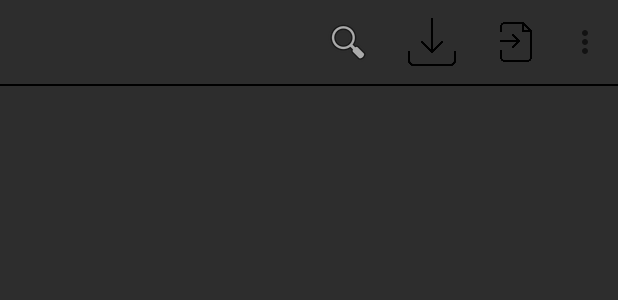
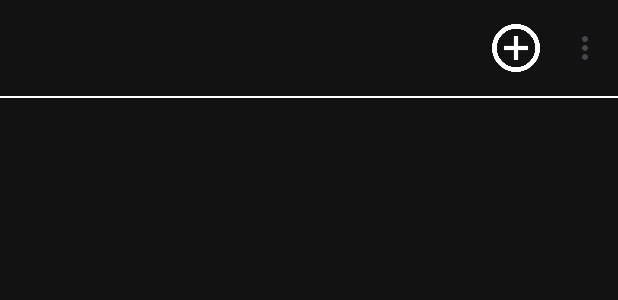
Before and after one commit to corangg/Img_decorat, an Android app: the layout activity_main.xml on its own in the app's theme, with its tools: preview values and no code run, on a phone screen of 412 x 824 dp. Shown: the top 300 px of the screen. Run offline under Robolectric (Android 15) with nearby library versions, the phone set to English and light mode, and no system bars.

Commit message:
-아이콘 색 변경(흰색 아이콘을 넣은거라 제대로 바꾸려면 툴바에 이미지 뷰 넣어야 할듯)

```diff
--- a/src/main/java/com/example/img_decorat/ui/MainActivity.kt
+++ b/src/main/java/com/example/img_decorat/ui/MainActivity.kt
@@ -4,6 +4,7 @@ import android.graphics.PorterDuff
 import android.os.Bundle
 import android.view.Menu
 import android.view.MenuItem
+import android.widget.PopupMenu
 import androidx.activity.enableEdgeToEdge
 import androidx.activity.viewModels
 import androidx.appcompat.app.ActionBarDrawerToggle
@@ -38,10 +39,12 @@ class MainActivity : AppCompatActivity() {
         }
 
         setSupportActionBar(binding.mainToolbar)
-        binding.mainToolbar.title = "test"//리스트 가져와서 바꿔야함
+        supportActionBar?.setDisplayShowTitleEnabled(false)
+        /*binding.mainToolbar.title = "test"//리스트 가져와서 바꿔야함*/
         drawerToggle = ActionBarDrawerToggle(this, binding.drawerLayout, R.string.drawer_open,R.string.drawer_close)
         supportActionBar?.setDisplayHomeAsUpEnabled(true)
         drawerToggle.syncState()
+
     }
 
     override fun onOptionsItemSelected(item: MenuItem): Boolean {
@@ -60,4 +63,8 @@ class MainActivity : AppCompatActivity() {
     override fun onPrepareOptionsMenu(menu: Menu?): Boolean {
         return super.onPrepareOptionsMenu(menu)
     }
+
+
+
+
 }
--- a/src/main/java/com/example/img_decorat/viewmodel/MainViewModel.kt
+++ b/src/main/java/com/example/img_decorat/viewmodel/MainViewModel.kt
@@ -1,9 +1,14 @@
 package com.example.img_decorat.viewmodel
 
+import androidx.lifecycle.MutableLiveData
 import androidx.lifecycle.ViewModel
 import dagger.hilt.android.lifecycle.HiltViewModel
 import javax.inject.Inject
 
 @HiltViewModel
 class MainViewModel @Inject constructor() : ViewModel(){
+    val selectImg : MutableLiveData<Unit> = MutableLiveData()
+    val imgTitle : MutableLiveData<String> = MutableLiveData("New_Image")
+
+
 }
--- /dev/null
+++ b/src/main/res/drawable/bg_drawer_layout.xml
@@ -0,0 +1,8 @@
+<?xml version="1.0" encoding="utf-8"?>
+<shape xmlns:android="http://schemas.android.com/apk/res/android">
+    <solid android:color="#2D2D2D" />
+
+    <corners
+        android:topRightRadius="20dp"
+        android:bottomRightRadius="20dp" />
+</shape>
--- /dev/null
+++ b/src/main/res/drawable/testaa.xml
@@ -0,0 +1,10 @@
+<?xml version="1.0" encoding="utf-8"?>
+<!-- res/drawable/ic_menu_white.xml -->
+<vector xmlns:android="http://schemas.android.com/apk/res/android"
+    android:width="24dp"
+    android:height="24dp"
+    android:tint="@android:color/white"
+    android:viewportWidth="24.0"
+    android:viewportHeight="24.0">
+    <!-- 아이콘의 디자인 -->
+</vector>
--- a/src/main/res/layout/activity_main.xml
+++ b/src/main/res/layout/activity_main.xml
@@ -19,34 +19,45 @@
             android:layout_height="match_parent"
             tools:context=".ui.MainActivity"
             android:orientation="vertical"
-            android:background="#2D2D2D">
+            android:background="#121212">
 
 
             <androidx.appcompat.widget.Toolbar
                 android:layout_width="match_parent"
-                android:layout_height="wrap_content"
+                android:layout_height="?attr/actionBarSize"
                 android:id="@+id/main_toolbar"
                 app:menu="@menu/menu_title"
-                android:foregroundTint="@color/white"/>
+
+                app:theme="@style/AppTheme.OverFlow"
+                >
+                <TextView
+                    android:layout_width="wrap_content"
+                    android:layout_height="wrap_content"
+                    android:text= "@={viewmodel.imgTitle}"
+                    android:layout_gravity="center"
+                    android:textColor="@color/white"
+                    android:textSize="20sp"/>
+            </androidx.appcompat.widget.Toolbar>
 
             <View
                 android:layout_width="match_parent"
                 android:layout_height="1dp"
                 android:id="@+id/line_toolbar"
-                android:background="@color/black"/>
+                android:background="@color/white"/>
 
         </LinearLayout>
 
         <LinearLayout
-            android:layout_width="200dp"
+            android:layout_width="160dp"
             android:layout_height="match_parent"
-            android:layout_marginVertical="60dp"
-            android:background="@color/white"
+            android:layout_marginTop="100dp"
+            android:layout_marginBottom="80dp"
+            android:background="@drawable/bg_drawer_layout"
             android:id="@+id/main_drawer_view"
             android:orientation="vertical"
-            android:layout_gravity="start"
+            android:layout_gravity="start" />
+<!--        리사이클러뷰로 바꿔야함-->
 
-            />
 
 
     </androidx.drawerlayout.widget.DrawerLayout>
--- a/src/main/res/menu/menu_title.xml
+++ b/src/main/res/menu/menu_title.xml
@@ -1,26 +1,28 @@
 <?xml version="1.0" encoding="utf-8"?>
 <menu xmlns:android="http://schemas.android.com/apk/res/android"
     xmlns:app="http://schemas.android.com/apk/res-auto">
-    <item
-        android:id="@+id/toorbar_name"
-        android:title="name" />
 
     <item
-        android:id="@+id/toorbar_a"
-        android:icon="@android:drawable/ic_menu_search"
-        android:title="save"
-        app:showAsAction="always"
-        android:iconTint="#ff0000"/>
+        android:id="@+id/menu_add"
+        android:title="추가"
+        android:icon="@drawable/ic_add"
+        app:showAsAction="always"/>
+
     <item
-        android:id="@+id/toorbar_save"
-        android:icon="@drawable/img_save"
-        android:title="save"
-        app:showAsAction="always"
-        android:iconTint="@color/white"/>
+        android:id="@+id/menu_Load"
+        android:title="열기"
+        app:showAsAction="never"
+        />
+
     <item
-        android:id="@+id/toorbar_extract"
-        android:icon="@drawable/img_extract"
-        android:title="extract"
-        app:showAsAction="always"
-        android:iconTint="@color/white"/>
+        android:id="@+id/menu_save"
+        android:title="저장"
+        app:showAsAction="never"
+        />
+
+    <item
+        android:id="@+id/menu_extract"
+        android:title="추출"
+        app:showAsAction="never"
+        />
 </menu>
--- /dev/null
+++ b/src/main/res/menu/menu_title_text.xml
@@ -0,0 +1,15 @@
+<?xml version="1.0" encoding="utf-8"?>
+<menu xmlns:android="http://schemas.android.com/apk/res/android">
+
+
+    <item
+        android:id="@+id/t1"
+        android:title="1"
+        />
+    <item
+        android:id="@+id/t2"
+        android:title="2"/>
+    <item
+        android:id="@+id/t3"
+        android:title="3"/>
+</menu>
--- a/src/main/res/values-night/themes.xml
+++ b/src/main/res/values-night/themes.xml
@@ -1,7 +1,29 @@
 <resources xmlns:tools="http://schemas.android.com/tools">
     <!-- Base application theme. -->
-    <style name="Base.Theme.Img_decorat" parent="Theme.Material3.DayNight.NoActionBar">
-        <!-- Customize your dark theme here. -->
-        <!-- <item name="colorPrimary">@color/my_dark_primary</item> -->
+    <style name="Theme.Img_decorat" parent="Theme.Material3.DayNight.NoActionBar" >
+        <item name="overlapAnchor">false</item>
+        <item name="android:dropDownVerticalOffset">?attr/actionBarSize</item>
+        <item name="android:dropDownWidth">48dp</item>
+        <item name="android:actionBarSize">48dp</item>
+        <!--<item name="colorOnPrimary">@color/white</item>
+        <item name="colorPrimary">@color/white</item>
+        <item name="colorSecondary">@color/white</item>
+        <item name="colorOnSecondary">@color/white</item>-->
+
+
+        <item name="colorAccent">@color/white</item>
+        <item name="android:textColorSecondary">@color/white</item>
+        <item name="toolbarNavigationButtonStyle">@style/AppTheme.Actionbar</item>
+        <item name="android:actionOverflowButtonStyle">@style/AppTheme.OverFlow</item>
+
+    </style>
+
+
+    <style name="AppTheme.Actionbar" parent="Widget.AppCompat.Toolbar.Button.Navigation">
+        <item name="android:tint">#5C5C5C</item>
+    </style>
+
+    <style name="AppTheme.OverFlow" parent="Widget.AppCompat.ActionButton.Overflow">
+        <item name="android:tint">#ffffff</item>
     </style>
 </resources>
--- a/src/main/res/values/themes.xml
+++ b/src/main/res/values/themes.xml
@@ -1,10 +1,12 @@
 <resources xmlns:tools="http://schemas.android.com/tools">
     <!-- Base application theme. -->
-    <style name="Base.Theme.Img_decorat" parent="Theme.MaterialComponents.DayNight.DarkActionBar">
-        <!-- Customize your light theme here. -->
-        <!-- <item name="colorPrimary">@color/my_light_primary</item> -->
-        <!--//<item name="android:actionMenuTextColor">@color/white</item>-->
+
+    <style name="Theme.Img_decorat" parent="Theme.Material3.DayNight.NoActionBar" >
+        <item name="overlapAnchor">false</item>
+        <item name="android:dropDownVerticalOffset">?attr/actionBarSize</item>
+
     </style>
 
-    <style name="Theme.Img_decorat" parent="Base.Theme.Img_decorat" />
+
+
 </resources>
```
Also changed, not shown: src/main/res/drawable/ic_add.png (added).
